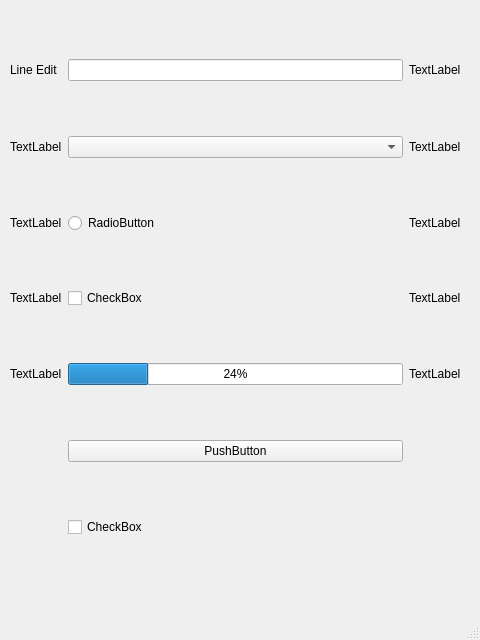
Qt form Proje/Yekta/ilkUI.ui (vektorelpython19/pythontemel) before a commit.
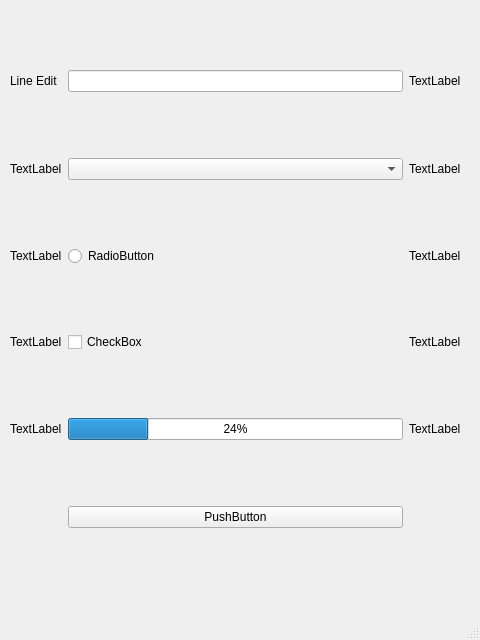
The same form after that commit.

The edit to the form file:
```diff
--- a/Proje/Yekta/ilkUI.ui
+++ b/Proje/Yekta/ilkUI.ui
@@ -27,6 +27,13 @@
      <property name="sizeConstraint">
       <enum>QLayout::SetNoConstraint</enum>
      </property>
+     <item row="3" column="0">
+      <widget class="QLabel" name="label_7">
+       <property name="text">
+        <string>TextLabel</string>
+       </property>
+      </widget>
+     </item>
      <item row="0" column="2">
       <widget class="QLabel" name="label_2">
        <property name="text">
@@ -34,41 +41,30 @@
        </property>
       </widget>
      </item>
+     <item row="1" column="1">
+      <widget class="QComboBox" name="cmbSecim"/>
+     </item>
      <item row="4" column="1">
-      <widget class="QProgressBar" name="progressBar">
+      <widget class="QProgressBar" name="prgs">
        <property name="value">
         <number>24</number>
        </property>
       </widget>
      </item>
      <item row="1" column="2">
-      <widget class="QLabel" name="label_4">
+      <widget class="QLabel" name="lblcmb">
        <property name="text">
         <string>TextLabel</string>
        </property>
       </widget>
      </item>
-     <item row="2" column="1">
-      <widget class="QRadioButton" name="radioButton">
-       <property name="text">
-        <string>RadioButton</string>
-       </property>
-      </widget>
-     </item>
-     <item row="3" column="1">
-      <widget class="QCheckBox" name="checkBox">
-       <property name="text">
-        <string>CheckBox</string>
-       </property>
-      </widget>
-     </item>
      <item row="0" column="1">
       <widget class="QLineEdit" name="txtUser"/>
      </item>
-     <item row="2" column="0">
-      <widget class="QLabel" name="label_5">
+     <item row="3" column="1">
+      <widget class="QCheckBox" name="checkBox">
        <property name="text">
-        <string>TextLabel</string>
+        <string>CheckBox</string>
        </property>
       </widget>
      </item>
@@ -79,6 +75,27 @@
        </property>
       </widget>
      </item>
+     <item row="2" column="0">
+      <widget class="QLabel" name="label_5">
+       <property name="text">
+        <string>TextLabel</string>
+       </property>
+      </widget>
+     </item>
+     <item row="2" column="2">
+      <widget class="QLabel" name="lblrdb">
+       <property name="text">
+        <string>TextLabel</string>
+       </property>
+      </widget>
+     </item>
+     <item row="2" column="1">
+      <widget class="QRadioButton" name="rdb1">
+       <property name="text">
+        <string>RadioButton</string>
+       </property>
+      </widget>
+     </item>
      <item row="0" column="0">
       <widget class="QLabel" name="label">
        <property name="text">
@@ -86,20 +103,6 @@
        </property>
       </widget>
      </item>
-     <item row="5" column="1">
-      <widget class="QPushButton" name="pushButton">
-       <property name="text">
-        <string>PushButton</string>
-       </property>
-      </widget>
-     </item>
-     <item row="4" column="2">
-      <widget class="QLabel" name="label_10">
-       <property name="text">
-        <string>TextLabel</string>
-       </property>
-      </widget>
-     </item>
      <item row="3" column="2">
       <widget class="QLabel" name="label_8">
        <property name="text">
@@ -107,6 +110,13 @@
        </property>
       </widget>
      </item>
+     <item row="4" column="2">
+      <widget class="QLabel" name="lblprgs">
+       <property name="text">
+        <string>TextLabel</string>
+       </property>
+      </widget>
+     </item>
      <item row="4" column="0">
       <widget class="QLabel" name="label_9">
        <property name="text">
@@ -114,27 +124,10 @@
        </property>
       </widget>
      </item>
-     <item row="2" column="2">
-      <widget class="QLabel" name="label_6">
+     <item row="5" column="1">
+      <widget class="QPushButton" name="btGonder">
        <property name="text">
-        <string>TextLabel</string>
-       </property>
-      </widget>
-     </item>
-     <item row="1" column="1">
-      <widget class="QComboBox" name="comboBox"/>
-     </item>
-     <item row="3" column="0">
-      <widget class="QLabel" name="label_7">
-       <property name="text">
-        <string>TextLabel</string>
-       </property>
-      </widget>
-     </item>
-     <item row="6" column="1">
-      <widget class="QCheckBox" name="checkBox_2">
-       <property name="text">
-        <string>CheckBox</string>
+        <string>PushButton</string>
        </property>
       </widget>
      </item>
@@ -147,7 +140,7 @@
      <x>0</x>
      <y>0</y>
      <width>480</width>
-     <height>21</height>
+     <height>22</height>
     </rect>
    </property>
   </widget>
```
